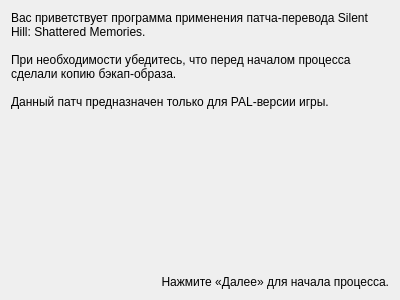
First picture: the form in game-specific/Shattered Memories/Patcher/wizard/ui/IntroPage.ui, repository mbystryantsev/consolgames-tools, before the edit.
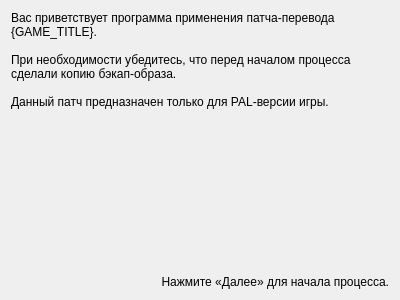
Second picture: the form after the edit.

Commit message: SHSM: Patcher: Added possibility to specify custom game title / urls

```diff
--- a/game-specific/Shattered Memories/Patcher/wizard/ui/IntroPage.ui
+++ b/game-specific/Shattered Memories/Patcher/wizard/ui/IntroPage.ui
@@ -14,13 +14,13 @@
    <string>Патч-перевод Silent Hill: Shattered Memories</string>
   </property>
   <property name="title" stdset="0">
-   <string>Патч-перевод Silent Hill: Shattered Memories</string>
+   <string>Патч-перевод {GAME_TITLE}</string>
   </property>
   <layout class="QVBoxLayout" name="verticalLayout">
    <item>
     <widget class="QLabel" name="introLabel">
      <property name="text">
-      <string>Вас приветствует программа применения патча-перевода Silent Hill: Shattered Memories.
+      <string>Вас приветствует программа применения патча-перевода {GAME_TITLE}.
 
 При необходимости убедитесь, что перед началом процесса сделали копию бэкап-образа.
 
```
Left out of the diff: 2 changed lines with no effect on the pictures. The commit also changes 12 other files.
